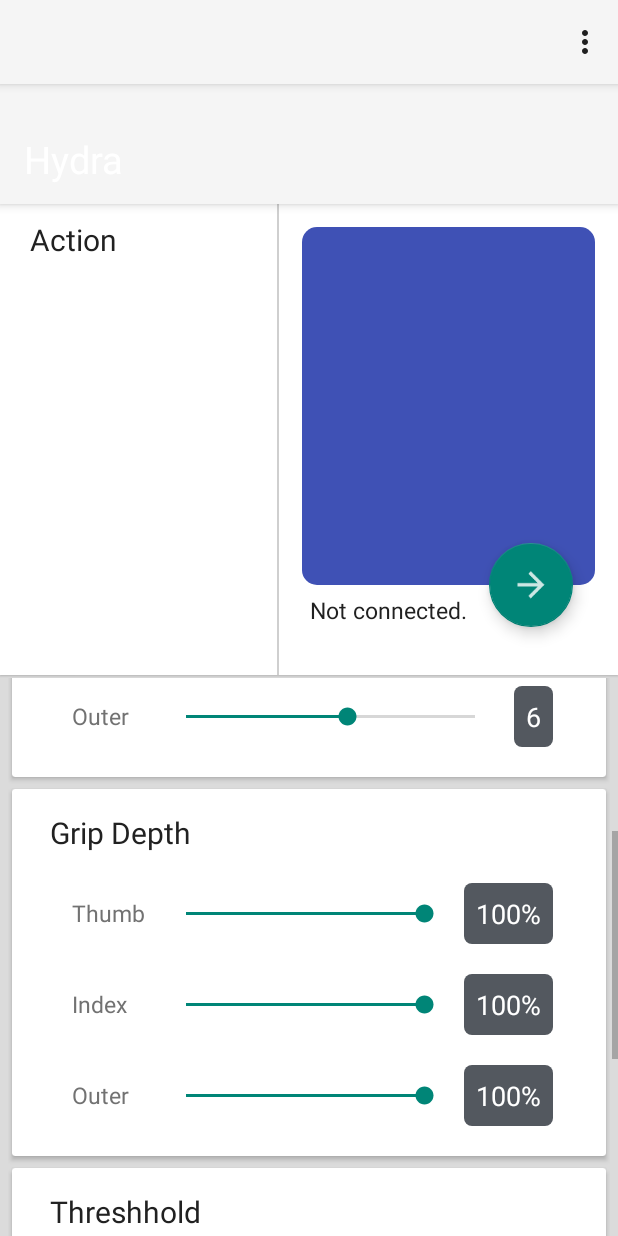
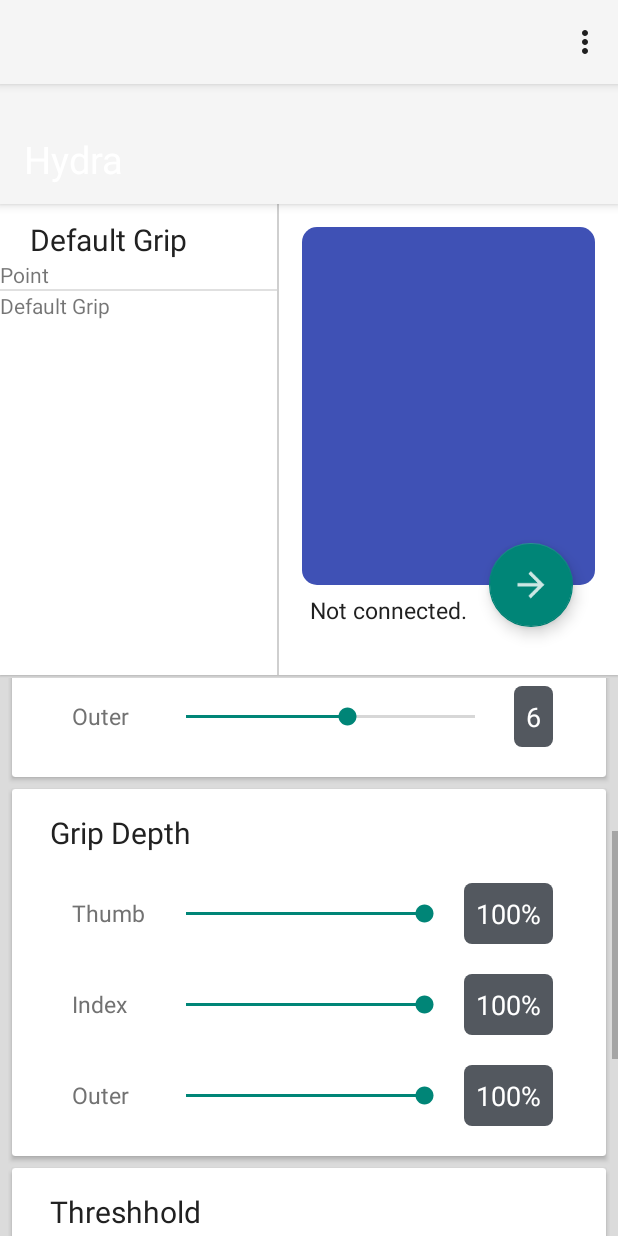
Before and after one commit to MichaelNeas/hydra, an Android app: the screen it shows after launch (MainActivity), scrolled down 260 dp, on a phone screen of 412 x 824 dp. Run offline under Robolectric (Android 15) with nearby library versions, the phone set to English and light mode, and no system bars; 4 statements that could not run were skipped.

Commit message:
Implemented ListView

```diff
--- a/HydraPhone/app/src/main/java/com/example/joeyhanlon/hydra/BluetoothSetupActivity.java
+++ b/HydraPhone/app/src/main/java/com/example/joeyhanlon/hydra/BluetoothSetupActivity.java
@@ -139,9 +139,6 @@ public class BluetoothSetupActivity extends AppCompatActivity implements View.On
 
                     boolean connected = HydraSocket.BTDeviceConnect(device);
                     if (connected){
-                        Toast.makeText(BluetoothSetupActivity.this,
-                                "Connected to " + device.getName(),
-                                Toast.LENGTH_LONG).show();
                             setResult(Activity.RESULT_OK);
                             finish();
                     }
--- a/HydraPhone/app/src/main/java/com/example/joeyhanlon/hydra/HydraMode.java
+++ b/HydraPhone/app/src/main/java/com/example/joeyhanlon/hydra/HydraMode.java
@@ -110,4 +110,8 @@ public class HydraMode {
 
         return message;
     }
+
+    public String getName() {
+        return myName;
+    }
 }
--- a/HydraPhone/app/src/main/java/com/example/joeyhanlon/hydra/MainActivity.java
+++ b/HydraPhone/app/src/main/java/com/example/joeyhanlon/hydra/MainActivity.java
@@ -37,7 +37,7 @@ public class MainActivity extends AppCompatActivity implements ListView.OnItemCl
     // The functional application window. Used to mask it during BT init and such.
     LinearLayout inputPane;
 
-    // Field shows string to be sent
+    // Debugging fields
     EditText inputField;
     FloatingActionButton fab;
 
@@ -45,19 +45,26 @@ public class MainActivity extends AppCompatActivity implements ListView.OnItemCl
     TextView connectedDeviceName;
     TextView connectedDeviceAddress;
 
-    // SELECTED ACTION
+
+    // ----- Hydra UI Elements -----
+
+
+    // --- MODE CONTROL ---
+
+    // List of Hydra Modes
     ListView modesListView;
-    // Planning to replace the radio group with the listview above, which will also have radio
-    //  buttons and all that jazz
-    RadioGroup actionList;
-    RadioButton grip;
-    RadioButton pinch;
-    RadioButton click;
-    RadioButton point;
-    RadioButton hook;
+
+    // Text showing current mode
+    TextView currentModeText;
+
+    // Buttons to save and add modes
     Button saveModeButton, newModeButton;
 
-    // ----- Hydra Parameter UI Elements -----
+    // --- /MODE CONTROL ---
+
+
+    // --- PARAMETER CONTROL ---
+
     // STATIC / DYNAMIC
     Switch dynSwitch;
     // SERVO SPEED
@@ -81,13 +88,15 @@ public class MainActivity extends AppCompatActivity implements ListView.OnItemCl
     // WRITE DELAY
     SeekBar writeDelSeekBar;
     TextView writeDelIndicator;
+
+    // --- PARAMETER CONTROL ---
+
+
     // ----- /Hydra Parameter UI Elements -----
 
     // String array to be sent to the arm, initialized to default values
     String[] SEND_STRING = {"1=D;","2=0.5;","3=5.0;","4=100,100,100;","5=5.0,5.0,5.0;"};
 
-    // BT thread variables
-    TextView textStatus;
 
     @Override
     protected void onCreate(Bundle savedInstanceState) {
@@ -105,26 +114,22 @@ public class MainActivity extends AppCompatActivity implements ListView.OnItemCl
         getSupportActionBar().setDisplayShowHomeEnabled(true);
         getSupportActionBar().setTitle(null);
 
-        // ----- BT WINDOW SETUP -----
-        textStatus = (TextView)findViewById(R.id.status);
-
-        // ----- /BT WINDOW SETUP -----
-
-
         // ----- MAIN WINDOW SETUP -----
         inputPane = (LinearLayout)findViewById(R.id.inputPane);
         inputField = (EditText)findViewById(R.id.input);
 
-        // TODO instantiate modesListView, saveModeButton, newModeButton
+        // TODO instantiate saveModeButton, newModeButton
 
-        actionList = (RadioGroup) findViewById(R.id.actionList);
+        //actionList = (RadioGroup) findViewById(R.id.actionList);
         // Relay information regarding selected action on click
-        actionList.setOnCheckedChangeListener(this);
+        //actionList.setOnCheckedChangeListener(this);
 
-        // TODO imageView in sendActionWindow
-
+        // Bluetooth info display
         connectedDeviceName = (TextView)findViewById(R.id.connectedDeviceName);
         connectedDeviceAddress = (TextView)findViewById(R.id.connectedDeviceAddress);
+
+        modesListView = (ListView)findViewById(R.id.modesListView);
+        currentModeText = (TextView)findViewById(R.id.currentModeText);
 
         speedCard = (CardView)findViewById(R.id.speedCard);
         servoSpeedSeekBar0 = (SeekBar)findViewById(R.id.servoSpeedSeekBar0);
@@ -164,8 +169,15 @@ public class MainActivity extends AppCompatActivity implements ListView.OnItemCl
         // Create ModeManager to store list of modes
         myModeManager = new ModeManager();
 
+        // Set up adapter for list of modes
+        myModeManager.createAdapter(this);
+        modesListView.setAdapter(myModeManager.getAdapter());
+        modesListView.setOnItemClickListener(this);
+
         // TODO add all default modes to list
+        myModeManager.addNewMode("Point", false, 0.5f, 5.0f, 100, 0, 0, 5.0f, 0f, 0f);
         myModeManager.addNewMode("Default Grip", true, 0.5f, 5.0f, 100, 100, 100, 5.0f, 5.0f, 5.0f);
+
     }
 
 
@@ -175,7 +187,7 @@ public class MainActivity extends AppCompatActivity implements ListView.OnItemCl
     // NEW mode selection
     @Override
     public void onItemClick(AdapterView<?> parent, View view, int position, long id) {
-        setMode((HydraMode) parent.getItemAtPosition((int) id));
+        setMode(myModeManager.getMode(position));
     }
 
 
@@ -420,6 +432,8 @@ public class MainActivity extends AppCompatActivity implements ListView.OnItemCl
     // Sets current mode to mode (updates UI, sends message)
     private void setMode(HydraMode mode){
         myModeManager.setCurrentMode(mode);
+        currentModeText.setText(mode.getName());
+
         // Update parameter UI stuff
         // Dynamic or Static
         dynSwitch.setShowText((boolean) mode.getParam(1));
--- a/HydraPhone/app/src/main/java/com/example/joeyhanlon/hydra/ModeManager.java
+++ b/HydraPhone/app/src/main/java/com/example/joeyhanlon/hydra/ModeManager.java
@@ -2,6 +2,7 @@ package com.example.joeyhanlon.hydra;
 
 
 import android.content.Context;
+import android.graphics.Color;
 import android.view.View;
 import android.view.ViewGroup;
 import android.widget.ArrayAdapter;
@@ -23,27 +24,6 @@ public class ModeManager {
         modes = new ArrayList<HydraMode>();
     }
 
-    // Add new mode to Hydra initially with default settings
-    public void addNewBlankMode(){
-
-        // Default mode parameters
-        String name = "New Mode";
-        boolean dynamic = true;
-        float actThreshold = (float) 0.5;
-        float writeDelay = (float) 5.0;
-        int gripDepthA = 100;
-        int gripDepthB = 100;
-        int gripDepthC = 100;
-        float servoSpeedA = (float) 5.0;
-        float servoSpeedB = (float) 5.0;
-        float servoSpeedC = (float) 5.0;
-
-        modes.add(new HydraMode(name, dynamic, actThreshold, writeDelay,
-                gripDepthA, gripDepthB, gripDepthC,
-                servoSpeedA, servoSpeedB, servoSpeedC));
-        currentMode = modes.get(modes.size() - 1);
-    }
-
     // Add new mode to Hydra with specified name and settings
     public void addNewMode(String name, boolean dynamic, float actThreshold, float writeDelay,
                            int gripDepthA, int gripDepthB, int gripDepthC,
@@ -52,7 +32,9 @@ public class ModeManager {
         modes.add(new HydraMode(name, dynamic, actThreshold, writeDelay,
                 gripDepthA, gripDepthB, gripDepthC,
                 servoSpeedA, servoSpeedB, servoSpeedC));
-        currentMode = modes.get(modes.size() - 1);
+        HydraMode thisMode = modes.get(modes.size() - 1);
+        currentMode = thisMode;
+        //adapter.add(thisMode);
     }
 
     // Adapter used to display modes in listview of main activity
@@ -85,7 +67,11 @@ public class ModeManager {
 
     public HydraMode getCurrentMode(){ return currentMode; }
 
-    public void setCurrentMode(HydraMode mode){ currentMode = mode; }
+    public void setCurrentMode(HydraMode mode){
+        currentMode = mode;
+    }
+
+    public HydraMode getMode(int position) { return modes.get(position); }
 
     public void setModeParam(int n, Object param){
         currentMode.setParam(n, param);
--- a/HydraPhone/app/src/main/res/layout/activity_main.xml
+++ b/HydraPhone/app/src/main/res/layout/activity_main.xml
@@ -49,7 +49,7 @@
                     android:layout_weight="0.9">
 
                     <TextView
-                        android:id="@+id/actionTitle"
+                        android:id="@+id/currentModeText"
                         android:layout_width="wrap_content"
                         android:layout_height="wrap_content"
                         android:layout_marginLeft="20dp"
@@ -58,13 +58,21 @@
                         android:textColor="@color/colorPrimaryText"
                         android:textSize="20sp" />
 
+
+                    <ListView
+                        android:layout_width="wrap_content"
+                        android:layout_height="wrap_content"
+                        android:id="@+id/modesListView"
+                        android:layout_alignParentEnd="false"
+                        android:layout_below="@+id/currentModeText" />
+
                     <RadioGroup
                         android:layout_width="wrap_content"
                         android:layout_height="match_parent"
                         android:id="@+id/actionList"
                         android:checkedButton="@+id/selectedAction"
                         android:layout_centerHorizontal="true"
-                        android:layout_below="@id/actionTitle"
+                        android:layout_below="@id/currentModeText"
                         android:layout_marginBottom="10dp"
                         android:visibility="gone">
 
@@ -651,7 +659,7 @@
                                 android:id="@+id/input"
                                 android:layout_width="match_parent"
                                 android:layout_height="wrap_content"
-                                android:layout_alignEnd="@id/actionTitle" />
+                                android:layout_alignEnd="@id/currentModeText" />
 
                         </LinearLayout>
 
```
